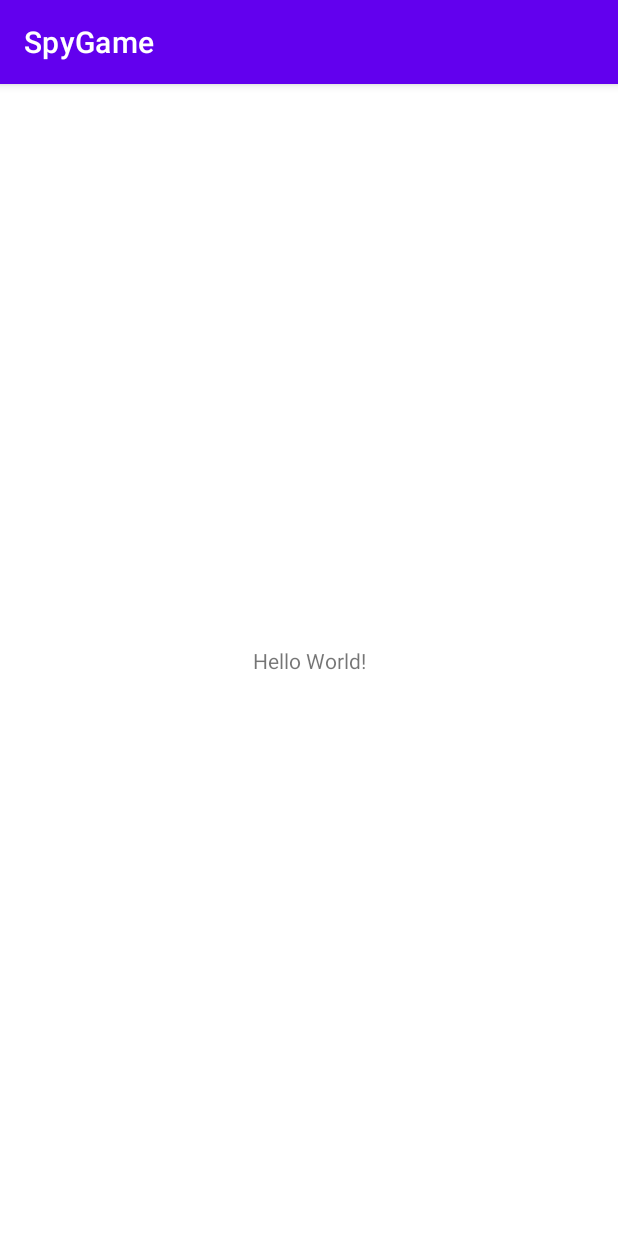
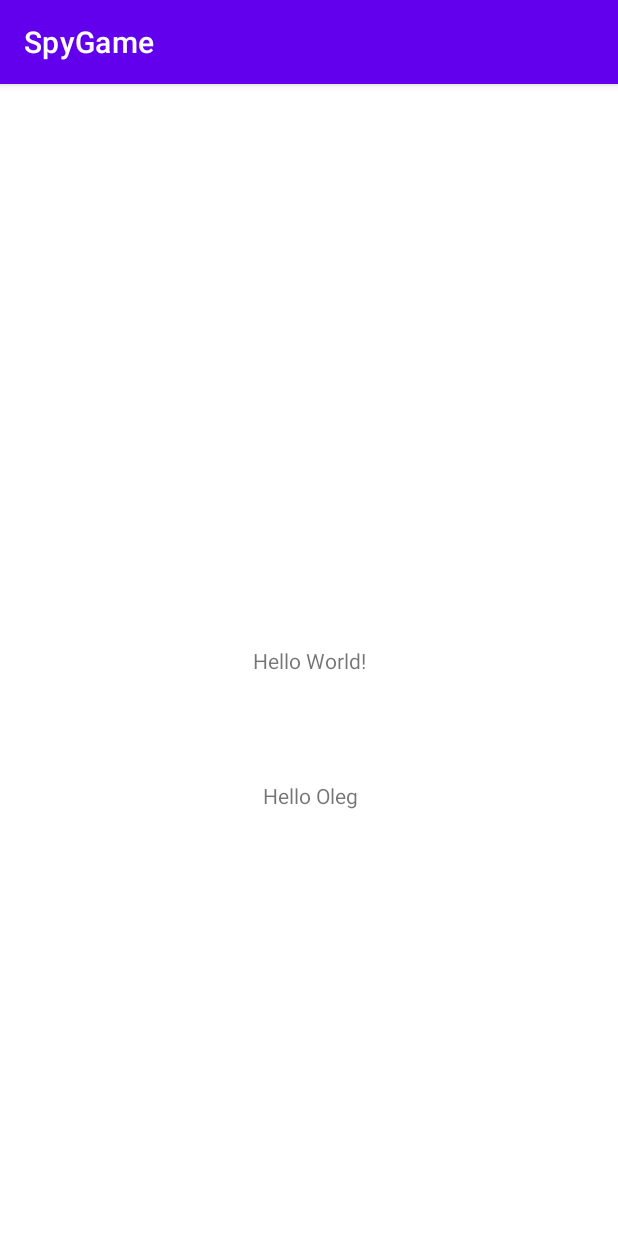
Before and after one commit to VladaCat/SpyGame, an Android app: the screen it shows after launch (MainActivity), on a phone screen of 412 x 824 dp. Run offline under Robolectric (Android 15) with nearby library versions, the phone set to English and light mode, and no system bars.

Commit message:
add hello oleg text

```diff
--- a/app/src/main/res/layout/activity_main.xml
+++ b/app/src/main/res/layout/activity_main.xml
@@ -15,4 +15,15 @@
         app:layout_constraintRight_toRightOf="parent"
         app:layout_constraintTop_toTopOf="parent" />
 
+    <TextView
+        android:id="@+id/textView"
+        android:layout_width="wrap_content"
+        android:layout_height="wrap_content"
+        android:layout_marginBottom="284dp"
+        android:text="Hello Oleg"
+        app:layout_constraintBottom_toBottomOf="parent"
+        app:layout_constraintHorizontal_bias="0.502"
+        app:layout_constraintLeft_toLeftOf="parent"
+        app:layout_constraintRight_toRightOf="parent" />
+
 </androidx.constraintlayout.widget.ConstraintLayout>
```
